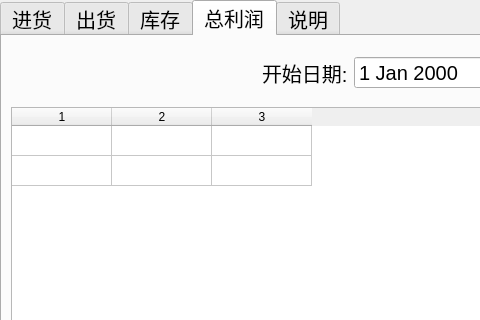
Old version of the form mainwidget.ui in the repository XHApplet/GoodsManage; both pictures show x 0 to 480 and y 0 to 320 of the 1085 by 532 pixel window.
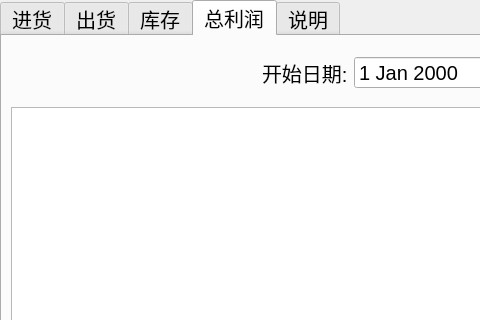
New version of the form. The open tabs and pages were chosen to show the change. Custom widgets are drawn as their Qt base class.

```diff
--- a/mainwidget.ui
+++ b/mainwidget.ui
@@ -687,19 +687,14 @@
     <item>
      <widget class="QTableWidget" name="tableWidgetProfile">
       <property name="rowCount">
-       <number>2</number>
+       <number>0</number>
       </property>
       <property name="columnCount">
-       <number>3</number>
+       <number>0</number>
       </property>
       <attribute name="verticalHeaderVisible">
        <bool>false</bool>
       </attribute>
-      <row/>
-      <row/>
-      <column/>
-      <column/>
-      <column/>
      </widget>
     </item>
    </layout>
```
Left out of the diff: 2 changed lines with no effect on the pictures.
